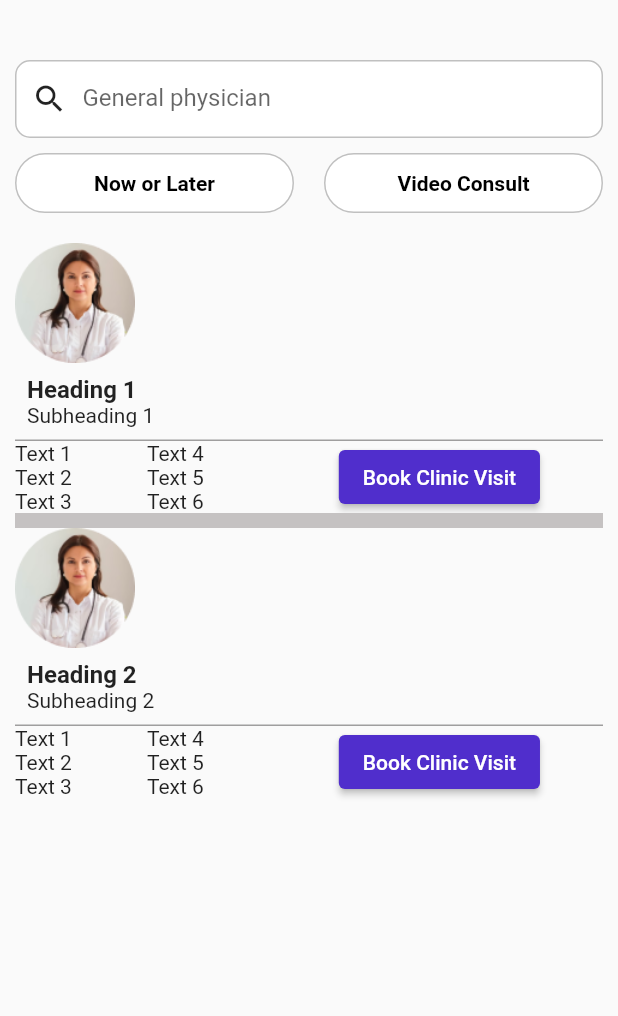
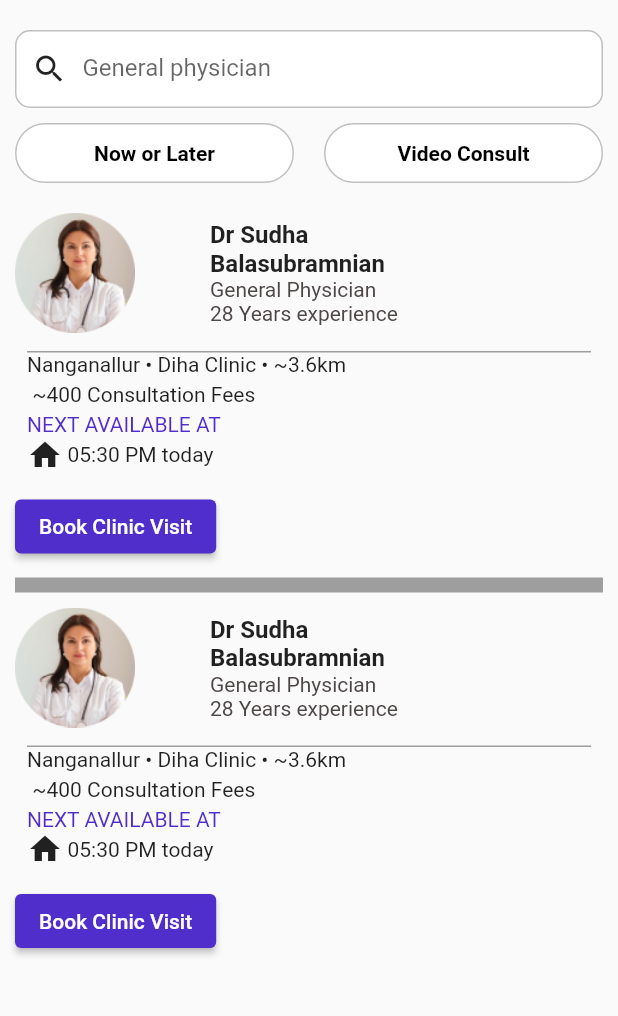
Before and after one commit to araczzz/Healthso_App, a Flutter app: the SpecialistPage screen opened directly, on a phone screen of 412 x 824 dp, the part 84-1100 px from its top. Run offline on Flutter 3.47's test engine with Material 2 defaults, Android fonts, the light colour scheme and no system bars; our stand-ins replace firebase_auth, firebase_core, flutter_offline, fluttertoast, geocoding, geolocator and 5 more; missing offline and left inert: razorpay_flutter; accounts and stored records are empty.

Commit message:
make required changes

```diff
--- a/lib/views/Resources/Doctors/specialist.dart
+++ b/lib/views/Resources/Doctors/specialist.dart
@@ -16,7 +16,7 @@ class SpecialistPage extends StatelessWidget {
         child: Column(
           crossAxisAlignment: CrossAxisAlignment.stretch,
           children: [
-            const SizedBox(height: 30),
+            const SizedBox(height: 10),
             Container(
               decoration: BoxDecoration(
                 borderRadius: BorderRadius.circular(10),
@@ -63,13 +63,31 @@ class SpecialistPage extends StatelessWidget {
             Column(
               children: [
                 _largeContainer(
-                    'assets/Doctor.png', 'Heading 1', 'Subheading 1'),
+                  'assets/Doctor.png',
+                  doctorName: 'Dr Sudha',
+                  doctorLastName: 'Balasubramnian',
+                  specialization: 'General Physician',
+                  experience: '28 Years experience',
+                  location: 'Nanganallur • Diha Clinic • ~3.6km',
+                  nextAvailable: 'NEXT AVAILABLE AT',
+                  appointmentTime: '05:30 PM today',
+                ),
+                const SizedBox(height: 10),
                 Container(
-                  color: const Color.fromARGB(255, 197, 194, 194), // Grey color
-                  height: 10, // Adjust the height as needed
+                  height: 10, // Gray gap height
+                  color: const Color.fromARGB(255, 159, 158, 158),
                 ),
+                const SizedBox(height: 10),
                 _largeContainer(
-                    'assets/Doctor.png', 'Heading 2', 'Subheading 2'),
+                  'assets/Doctor.png',
+                  doctorName: 'Dr Sudha',
+                  doctorLastName: 'Balasubramnian',
+                  specialization: 'General Physician',
+                  experience: '28 Years experience',
+                  location: 'Nanganallur • Diha Clinic • ~3.6km',
+                  nextAvailable: 'NEXT AVAILABLE AT',
+                  appointmentTime: '05:30 PM today',
+                ),
               ],
             ),
             const SizedBox(height: 10),
@@ -101,59 +119,113 @@ class SpecialistPage extends StatelessWidget {
     );
   }
 
-  Widget _largeContainer(String imagePath, String heading, String subheading) {
+  Widget _largeContainer(
+    String imagePath, {
+    required String doctorName,
+    required String doctorLastName,
+    required String specialization,
+    required String experience,
+    required String location,
+    required String nextAvailable,
+    required String appointmentTime,
+  }) {
     return Container(
       decoration: const BoxDecoration(
-          //Add if needed
+        // Add if needed
       ),
       child: Column(
         crossAxisAlignment: CrossAxisAlignment.start,
+        children: [
+          Row(
             children: [
               Image.asset(
                 imagePath,
                 width: 80,
                 height: 80,
               ),
+              const SizedBox(width: 50),
+              Expanded(
+                child: Column(
+                  crossAxisAlignment: CrossAxisAlignment.start,
+                  children: [
+                    Text(
+                      doctorName,
+                      style: const TextStyle(
+                        fontWeight: FontWeight.bold,
+                        fontSize: 16,
+                      ),
+                    ),
+                    if (doctorLastName.isNotEmpty)
+                      Text(
+                        doctorLastName,
+                        style: const TextStyle(
+                          fontWeight: FontWeight.bold,
+                          fontSize: 16,
+                        ),
+                      ),
+                    Text(
+                      specialization,
+                      style: const TextStyle(
+                        color: Color.fromARGB(255, 78, 71, 71),
+                      ),
+                    ),
+                    Text(
+                      experience,
+                      style: const TextStyle(
+                        color: Color.fromARGB(255, 78, 71, 71),
+                      ),
+                    ),
+                  ],
+                ),
+              ),
+              const Spacer(),
+            ],
+          ),
+          const SizedBox(height: 4), // Add spacing between the image and text
           Padding(
             padding: const EdgeInsets.all(8.0),
             child: Column(
               crossAxisAlignment: CrossAxisAlignment.start,
               children: [
+                Container(
+                  height: 1,
+                  color: const Color.fromARGB(255, 159, 158, 158), // Grey line
+                ),
                 Text(
-                  heading,
+                  location,
                   style: const TextStyle(
-                    fontWeight: FontWeight.bold,
-                    fontSize: 16,
+                    fontWeight: FontWeight.normal, // No longer bold
                   ),
                 ),
-                Text(subheading),
+                const SizedBox(height: 4), // Add space
+                const Row(
+                  children: [
+                    Text(' ~400 Consultation Fees'),
+                  ],
+                ),
+                const SizedBox(height: 4),
+                Column(
+                  crossAxisAlignment: CrossAxisAlignment.start,
+                  children: [
+                    Text(
+                      nextAvailable,
+                      style: const TextStyle(
+                        color: Color.fromARGB(255, 80, 46, 204),
+                      ),
+                    ),
+                    Row(
+                      children: [
+                        const Icon(Icons.home),
+                        const SizedBox(width: 3),
+                        Text(appointmentTime),
+                      ],
+                    ),
+                  ],
+                ),
               ],
             ),
           ),
-          Container(
-            height: 1,
-            color: const Color.fromARGB(255, 159, 158, 158),
-          ),
-          Row(
-            children: [
-              const Column(
-                crossAxisAlignment: CrossAxisAlignment.start,
-                children: [
-                  Text('Text 1'),
-                  Text('Text 2'),
-                  Text('Text 3'),
-                ],
-              ),
-              const SizedBox(width: 50),
-              const Column(
-                crossAxisAlignment: CrossAxisAlignment.start,
-                children: [
-                  Text('Text 4'),
-                  Text('Text 5'),
-                  Text('Text 6'),
-                ],
-              ),
-              const SizedBox(width: 90),
+          const SizedBox(height: 4), // Add spacing between the text and button
           ElevatedButton(
             onPressed: () {
               // Handle button click here
@@ -165,8 +237,6 @@ class SpecialistPage extends StatelessWidget {
           ),
         ],
       ),
-        ],
-      ),
     );
   }
 }
--- a/lib/views/authentication/auth_view.dart
+++ b/lib/views/authentication/auth_view.dart
@@ -1,3 +1,5 @@
+// ignore_for_file: prefer_const_constructors
+
 import 'package:flutter/material.dart';
 import 'package:healthso/constants/colour_constants.dart';
 import 'package:healthso/constants/routes.dart';
@@ -110,7 +112,6 @@ class AuthView extends StatelessWidget {
                     ),
                     // REGISTER BUTTON
                     Container(
-                      // group6412h (171:858)
                       margin: const EdgeInsets.fromLTRB(15, 0, 15.87, 73),
                       width: double.infinity,
                       decoration: BoxDecoration(
@@ -120,7 +121,6 @@ class AuthView extends StatelessWidget {
                         crossAxisAlignment: CrossAxisAlignment.center,
                         children: [
                           Container(
-                            // autogroupkdwoJXb (NKsmA4nodQnjM5d2rqkDwo)
                             margin: const EdgeInsets.fromLTRB(0, 0, 0.98, 16),
                             width: 295.02,
                             height: 42,
@@ -152,7 +152,6 @@ class AuthView extends StatelessWidget {
                           ),
                           //LOGIN BUTTON
                           Container(
-                            // autogroupfkrwLDP (NKsmH4b9TxU5Bm2SQYfkRw)
                             margin: const EdgeInsets.fromLTRB(0.98, 0, 0, 0),
                             width: 295.02,
                             height: 42,
```
Also changed, not shown: lib/views/authentication/register_view.dart (+23 -23 lines), lib/views/authentication/verify_email_view.dart (+7 -12 lines), lib/views/pages/APPOINTMENT/current_appointment.dart (+15 -7 lines), lib/views/pages/home.dart (+24 -33 lines), lib/views/pages/home_page.dart (+9 -7 lines). Lines whose indentation alone changed are shown as unchanged.
